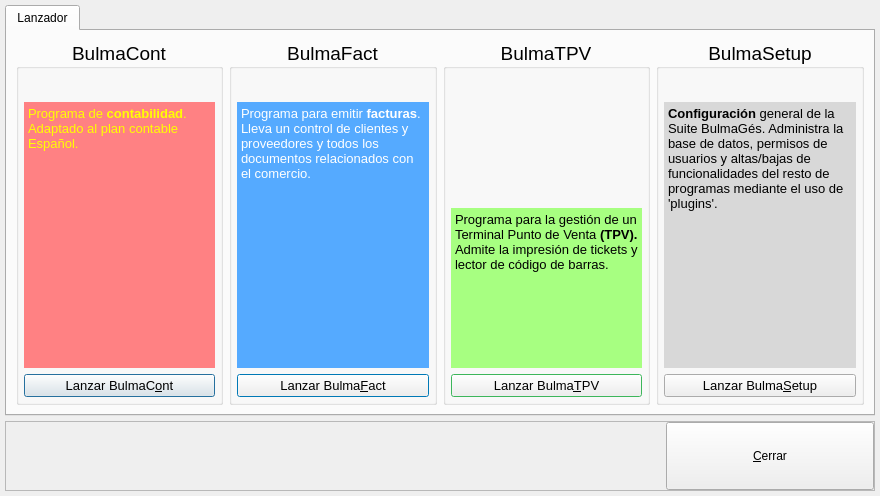
This is bulmages/bulmages/src/bgbulmagesbase.ui in eboladev/Bulmages-1 as Qt 5 draws it before an edit. The edited form follows.
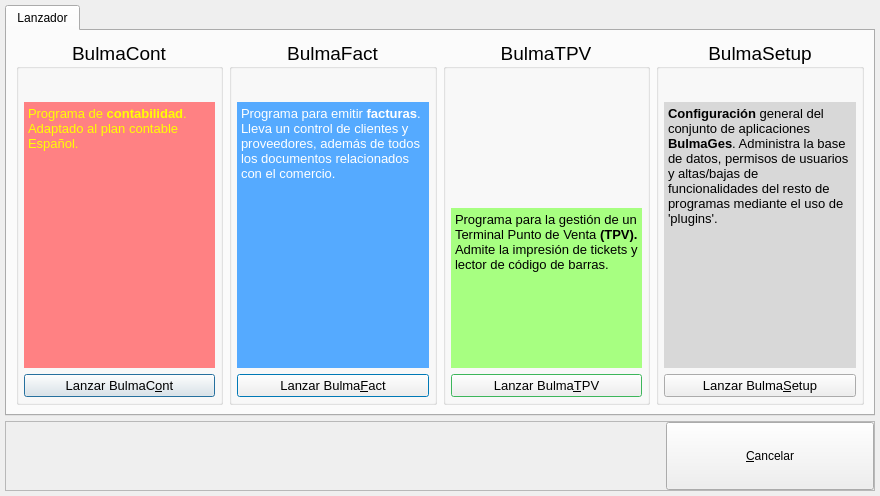
This is the edited form. Icons and pictures are not drawn.

Commit message: Corrijo algunos textos de la ventana del lanzador a sugerencia de Raül, pero con otros textos que creo se ajustan más a su función.

```diff
--- a/bulmages/bulmages/src/bgbulmagesbase.ui
+++ b/bulmages/bulmages/src/bgbulmagesbase.ui
@@ -464,7 +464,7 @@
 &lt;html&gt;&lt;head&gt;&lt;meta name=&quot;qrichtext&quot; content=&quot;1&quot; /&gt;&lt;style type=&quot;text/css&quot;&gt;
 p, li { white-space: pre-wrap; }
 &lt;/style&gt;&lt;/head&gt;&lt;body style=&quot; font-family:'Sans Serif'; font-size:14pt; font-weight:400; font-style:normal;&quot;&gt;
-&lt;p style=&quot; margin-top:0px; margin-bottom:0px; margin-left:0px; margin-right:0px; -qt-block-indent:0; text-indent:0px;&quot;&gt;&lt;span style=&quot; font-size:10pt;&quot;&gt;Programa para emitir &lt;/span&gt;&lt;span style=&quot; font-size:10pt; font-weight:600;&quot;&gt;facturas&lt;/span&gt;&lt;span style=&quot; font-size:10pt;&quot;&gt;. Lleva un control de clientes y proveedores y todos los documentos relacionados con el comercio.&lt;/span&gt;&lt;/p&gt;&lt;/body&gt;&lt;/html&gt;</string>
+&lt;p style=&quot; margin-top:0px; margin-bottom:0px; margin-left:0px; margin-right:0px; -qt-block-indent:0; text-indent:0px;&quot;&gt;&lt;span style=&quot; font-size:10pt;&quot;&gt;Programa para emitir &lt;/span&gt;&lt;span style=&quot; font-size:10pt; font-weight:600;&quot;&gt;facturas&lt;/span&gt;&lt;span style=&quot; font-size:10pt;&quot;&gt;. Lleva un control de clientes y proveedores, además de todos los documentos relacionados con el comercio.&lt;/span&gt;&lt;/p&gt;&lt;/body&gt;&lt;/html&gt;</string>
             </property>
            </widget>
           </item>
@@ -794,7 +794,7 @@
 &lt;html&gt;&lt;head&gt;&lt;meta name=&quot;qrichtext&quot; content=&quot;1&quot; /&gt;&lt;style type=&quot;text/css&quot;&gt;
 p, li { white-space: pre-wrap; }
 &lt;/style&gt;&lt;/head&gt;&lt;body style=&quot; font-family:'Sans Serif'; font-size:7pt; font-weight:400; font-style:normal;&quot;&gt;
-&lt;p style=&quot; margin-top:0px; margin-bottom:0px; margin-left:0px; margin-right:0px; -qt-block-indent:0; text-indent:0px;&quot;&gt;&lt;span style=&quot; font-size:10pt; font-weight:600;&quot;&gt;Configuración&lt;/span&gt;&lt;span style=&quot; font-size:10pt;&quot;&gt; general de la Suite BulmaGés. Administra la base de datos, permisos de usuarios y altas/bajas de funcionalidades del resto de programas mediante el uso de 'plugins'.&lt;/span&gt;&lt;/p&gt;&lt;/body&gt;&lt;/html&gt;</string>
+&lt;p style=&quot; margin-top:0px; margin-bottom:0px; margin-left:0px; margin-right:0px; -qt-block-indent:0; text-indent:0px;&quot;&gt;&lt;span style=&quot; font-size:10pt; font-weight:600;&quot;&gt;Configuración&lt;/span&gt;&lt;span style=&quot; font-size:10pt;&quot;&gt; general del conjunto de aplicaciones &lt;/span&gt;&lt;span style=&quot; font-size:10pt; font-weight:600;&quot;&gt;BulmaGes&lt;/span&gt;&lt;span style=&quot; font-size:10pt;&quot;&gt;. Administra la base de datos, permisos de usuarios y altas/bajas de funcionalidades del resto de programas mediante el uso de 'plugins'.&lt;/span&gt;&lt;/p&gt;&lt;/body&gt;&lt;/html&gt;</string>
             </property>
            </widget>
           </item>
@@ -853,7 +853,7 @@
          </sizepolicy>
         </property>
         <property name="text">
-         <string>&amp;Cerrar</string>
+         <string>&amp;Cancelar</string>
         </property>
         <property name="icon">
          <iconset resource="bgbulmages.qrc">
```
